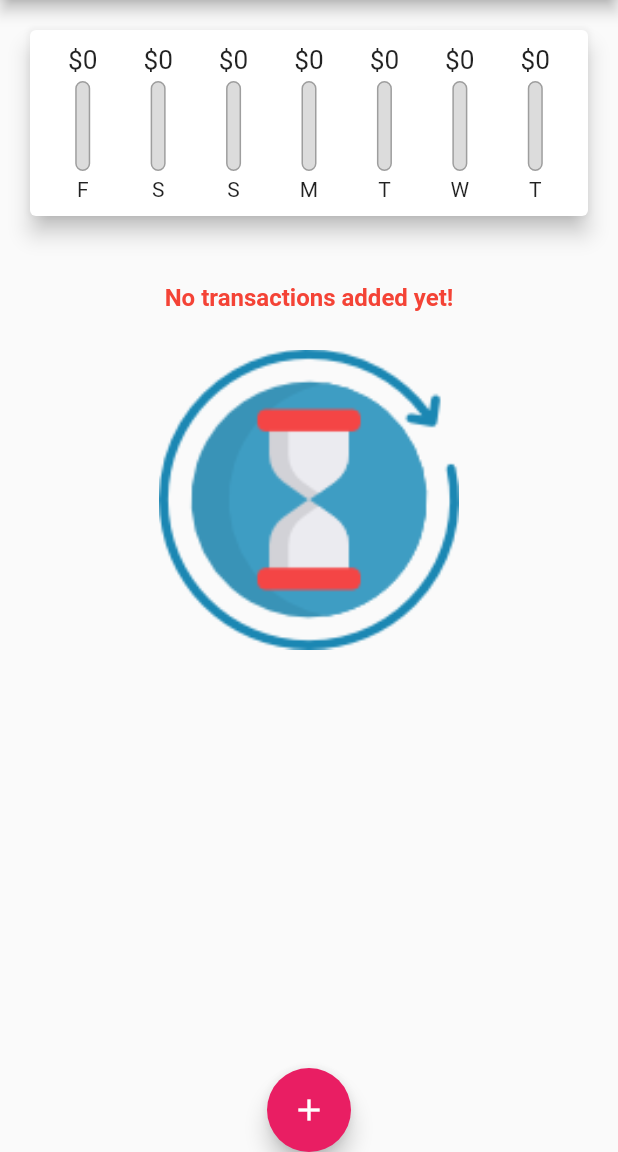
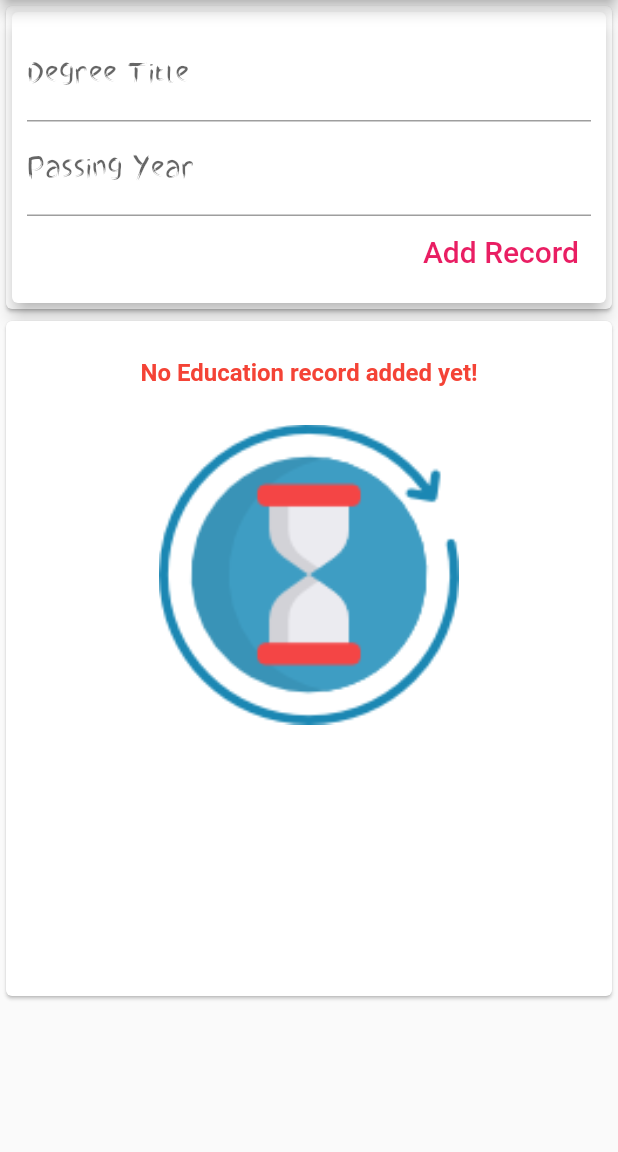
Before and after one commit to Ibrahim-Lokman/RedDot, a Flutter app: the screen it shows after launch, on a phone screen of 412 x 824 dp, the part 84-1236 px from its top. Run offline on Flutter 3.47's test engine with Material 2 defaults, Android fonts, the phone set to English and light mode, and no system bars.

Commit message:
Education title and Passing year field.
HW Remaining

```diff
--- a/lib/main.dart
+++ b/lib/main.dart
@@ -1,5 +1,8 @@
 import 'dart:ui';
 
+import 'package:expense_app/models/education.dart';
+import 'package:expense_app/widgets/edu_list.dart';
+import 'package:expense_app/widgets/education_list.dart';
 import 'package:expense_app/widgets/new_transaction.dart';
 import 'package:expense_app/widgets/transaction_list.dart';
 import 'package:flutter/material.dart';
@@ -59,6 +62,11 @@ class _MyHomePageState extends State<MyHomePage> {
     Transaction(id: '4', title: 'White jeans', amount: 17, date: DateTime.now()),
     Transaction(id: '5', title: 'Laptop', amount: 1000, date: DateTime.now()),
  */ ];
+
+
+// extra
+     final List<Education> _userEducations = [  ];
+
   List<Transaction> get _recentTransactions {
     return _userTransactions.where((tx) {
       return tx.date.isAfter(
@@ -68,6 +76,7 @@ class _MyHomePageState extends State<MyHomePage> {
       );
     }).toList();
   }
+
   void _addNewTransaction(
     String txTitle,
     double txAmount,
@@ -83,6 +92,21 @@ class _MyHomePageState extends State<MyHomePage> {
       _userTransactions.add(newTx);
     });
   }
+
+//extra
+  void _addNewEducation( String eduTitle, int eduYear) {
+      final newEdu = Education(
+      id: DateTime.now().toString(),
+      titleEdu: eduTitle,
+      year: eduYear,
+      );
+
+    setState(() {
+      _userEducations.add(newEdu);
+    });
+  }
+
+
   //String titleInput;
   void _startAddNewTransaction(BuildContext ctx) {
     showModalBottomSheet(
@@ -96,6 +120,22 @@ class _MyHomePageState extends State<MyHomePage> {
       },);
   }
 
+
+//Extra
+  void _startAddNewEducation(BuildContext ctx) {
+    showModalBottomSheet(
+      context: ctx,
+      builder: (_) {
+         return GestureDetector(
+         // onTap: () {},
+          child: NewEducation(_addNewEducation),
+        //  behavior: HitTestBehavior.,
+          );
+      },);
+  }
+
+
+
   void _deleteTransaction(String id){
     setState(() {
       _userTransactions.removeWhere((tx) {
@@ -104,6 +144,17 @@ class _MyHomePageState extends State<MyHomePage> {
     });
   }
 
+
+//extra
+  void _deleteEducation(String id){
+    setState(() {
+      _userEducations.removeWhere((edu) {
+        return edu.id == id;
+      });
+    });
+  }
+
+
   @override
   Widget build(BuildContext context) {
     return Scaffold(
@@ -111,6 +162,7 @@ class _MyHomePageState extends State<MyHomePage> {
         title: Text(
           "Expense Tracker"
           ),
+
         actions: <Widget>[
           IconButton(
             onPressed: () => _startAddNewTransaction(context),
@@ -123,16 +175,30 @@ class _MyHomePageState extends State<MyHomePage> {
            // mainAxisAlignment:  MainAxisAlignment.center,
             crossAxisAlignment: CrossAxisAlignment.stretch,
             children: <Widget>[
-              Chart(_recentTransactions),
-                TransactionList(_userTransactions, _deleteTransaction),
+             // Chart(_recentTransactions),
+              //TransactionList(_userTransactions, _deleteTransaction),
+              Card(child: NewEducation(_addNewEducation)),
+
+              Card(child: EducationList(_userEducations, _deleteEducation)),
             ],
           ),
       ),
+
+      /*
+      floatingActionButtonLocation: FloatingActionButtonLocation.centerTop,
+      floatingActionButton: FloatingActionButton(
+        child: Icon(Icons.add),
+        onPressed: () => _startAddNewEducation(context),
+        ),
+     */
+     /*
       floatingActionButtonLocation: FloatingActionButtonLocation.centerDocked,
       floatingActionButton: FloatingActionButton(
         child: Icon(Icons.add),
         onPressed: () => _startAddNewTransaction(context),
         ),
+
+        */
     );
   }
 }
--- /dev/null
+++ b/lib/models/education.dart
@@ -0,0 +1,10 @@
+class Education {
+  final String id;
+  final String titleEdu;
+  final int year;
+Education({
+  required this.id,
+  required this.titleEdu,
+  required this.year,
+});
+}
--- /dev/null
+++ b/lib/widgets/edu_list.dart
@@ -0,0 +1,76 @@
+import 'package:flutter/material.dart';
+import 'package:intl/intl.dart';
+class NewEducation extends StatefulWidget {
+
+  final Function addNewEdu;
+  NewEducation(this.addNewEdu);
+
+  @override
+  State<NewEducation>  createState() => _NewEducationState();
+}
+
+class _NewEducationState extends State<NewEducation> {
+  final _EduTitleController = TextEditingController();
+  final _PassingYearController = TextEditingController();
+
+
+  void _submitData(){
+    if (_PassingYearController.text.isEmpty){
+        return;
+    }
+    final entererdTiltle = _EduTitleController.text;
+    final entererdYear = int.parse(_PassingYearController.text);
+
+    if(entererdTiltle.isEmpty || entererdYear  <= 0) {
+      return;
+    }
+
+    widget.addNewEdu(
+       entererdTiltle,
+       entererdYear,
+    );
+
+    //close/pop the topmost widget
+   // Navigator.of(context).pop();
+  }
+
+
+  @override
+  Widget build(BuildContext context) {
+    return Card(
+            elevation: 5,
+            child: Container(
+              padding: EdgeInsets.all(10),
+              child: Column(
+                crossAxisAlignment: CrossAxisAlignment.end,
+                children: <Widget>[
+                  TextField(
+                    decoration: InputDecoration(labelText: 'Degree Title'),
+                    controller: _EduTitleController,
+                    onSubmitted: (_) => _submitData(),
+                    //onChanged: (value){},
+                  ),
+                  TextField(
+                    decoration: InputDecoration(labelText: 'Passing Year'),
+                    controller: _PassingYearController,
+                    keyboardType: TextInputType.numberWithOptions(decimal: true),
+                    onSubmitted: (_) => _submitData(),
+                    //onChanged: (value){},
+
+                  ),
+
+                  TextButton(
+                       onPressed: _submitData,
+                       style: TextButton.styleFrom(
+                            foregroundColor: Colors.pink,
+                           ),
+                       child: Text('Add Record',
+                                style: TextStyle(fontSize: 20),
+                                 ),
+                    ),
+                ],
+              ),
+            ),
+          );
+  }
+}
--- /dev/null
+++ b/lib/widgets/education_list.dart
@@ -0,0 +1,78 @@
+import 'package:flutter/material.dart';
+import 'package:intl/intl.dart';
+
+import '../models/education.dart';
+
+class EducationList extends StatelessWidget {
+
+  final List<Education> educations;
+  final Function deleteTx;
+
+  EducationList(this.educations, this.deleteTx);
+
+  @override
+  Widget build(BuildContext context) {
+    return Container(
+      height: 450,
+        child: educations.isEmpty
+        ? Column(
+           children: <Widget>[
+            SizedBox(height: 25,),
+
+            Text(
+              'No Education record added yet!',
+              style: TextStyle(
+                              color: Colors.red,
+                              fontSize: 16,
+                              fontWeight: FontWeight.bold,
+                            ),
+              ),
+            SizedBox(height: 25,),
+
+            Container(
+              height: 200,
+              child: Image.asset(
+                'assets/images/waiting.png',
+                fit: BoxFit.cover,
+                ),
+            )
+          ],
+        )
+        : ListView.builder(
+          itemCount: educations.length,
+          itemBuilder: (ctx, index){
+             return Card(
+               margin: EdgeInsets.symmetric(
+                vertical: 8,
+                horizontal: 5
+                ),
+               child: ListTile(
+                leading: CircleAvatar(
+                  radius: 30,
+                  child: Padding(
+
+                    padding: EdgeInsets.all(1),
+                    child: FittedBox(
+
+                      child: Text('${educations[index].year}')
+                        ),
+                      ),
+                    ),
+                title: Text(
+                      educations[index].titleEdu,
+                      style: Theme.of(context).textTheme.titleLarge
+                      ),
+                    trailing: IconButton(
+                      icon: Icon(Icons.delete),
+                      color: Theme.of(context).errorColor,
+                      onPressed: () => deleteTx(educations[index].id),
+                      ),
+                  ),
+             );
+              },
+
+
+            ),
+           );
+  }
+}
--- a/lib/widgets/new_transaction.dart
+++ b/lib/widgets/new_transaction.dart
@@ -13,6 +13,7 @@ class NewTransaction extends StatefulWidget {
 }
 
 class _NewTransactionState extends State<NewTransaction> {
+
   final _titleController = TextEditingController();
   final _amountController = TextEditingController();
   DateTime _selectedDate = DateTime.parse('0000-00-00');
```
